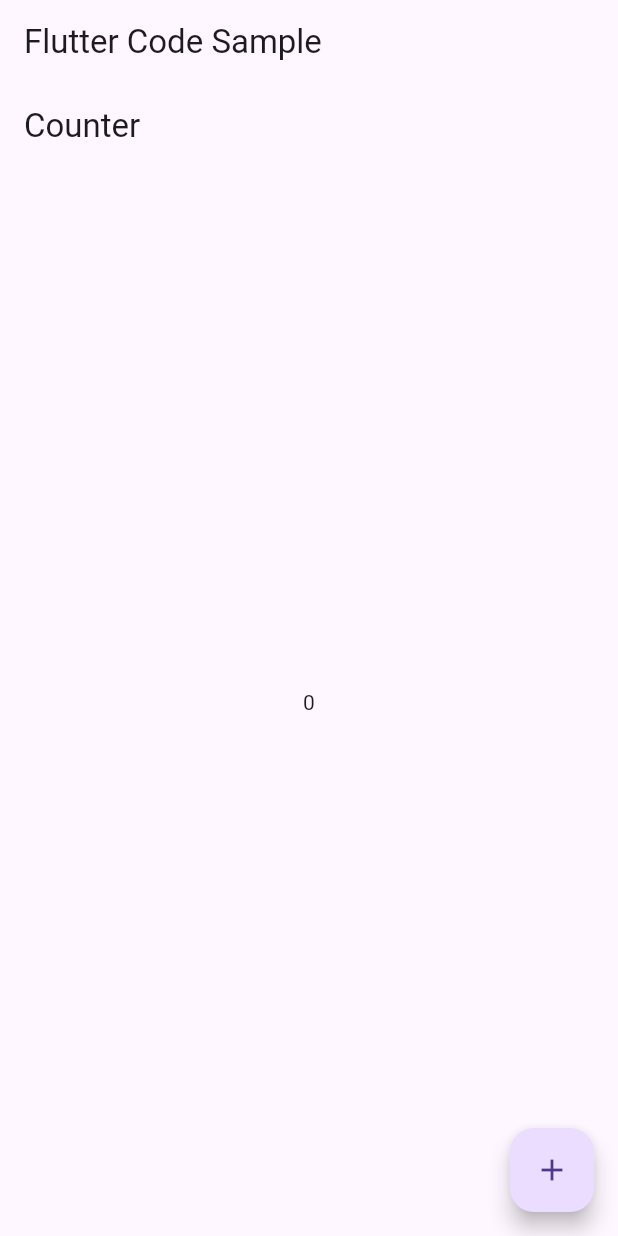
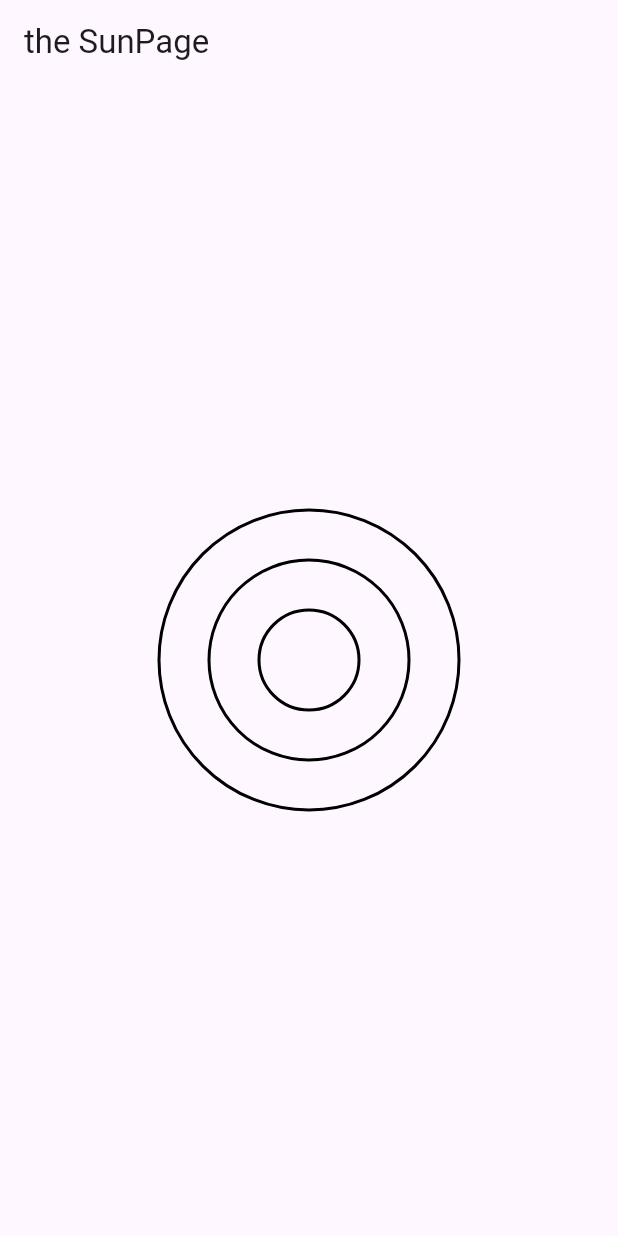
Before and after one commit to Latrevion/flutter_six_class, a Flutter app: the screen it shows after launch, on a phone screen of 412 x 824 dp. Run offline on Flutter 3.47's test engine with Material 3 defaults, Android fonts, the phone set to English and light mode, and no system bars.

Commit message:
9.3 customPainter

```diff
--- a/lib/main.dart
+++ b/lib/main.dart
@@ -21,11 +21,15 @@ class MyApp extends StatelessWidget {
   Widget build(BuildContext context) {
     return MaterialApp(
         title: _title,
-        home: Scaffold(
-            appBar: AppBar(
-              title: const Text(_title),
-            ),
-            body: getBody()));
+        home: SunPage()
+        // Scaffold(
+        //     appBar: AppBar(
+        //       title: const Text(_title),
+        //     ),
+        //     // body: getBody()
+        //     body: Center()
+        // )
+    );
   }
 
 /*  Widget getBody(){
@@ -659,10 +663,10 @@ class MyApp extends StatelessWidget {
   //   );
   // }
 
-  Widget getBody(){
-    return  Counter();
-  }
-}
+//   Widget getBody(){
+//     return  Counter();
+//   }
+// }
 
 // class MyCard extends StatelessWidget {
 //   final String title;
@@ -708,28 +712,78 @@ class MyApp extends StatelessWidget {
 
   //3.6.2statefulwidget
 
-class Counter extends StatefulWidget{
-  @override
-  _CounterState createState() => _CounterState();
+// class Counter extends StatefulWidget{
+//   @override
+//   _CounterState createState() => _CounterState();
+// }
+//
+// class _CounterState extends State<Counter>{
+//   int _counter =0;
+//
+//   void _incrementCounter(){
+//     setState((){
+//     _counter++;
+//     });
+//   }
+
+//   @override
+//   Widget build(BuildContext context){
+//     return Scaffold(
+//       appBar: AppBar(title: const Text('Counter')),
+//       body: Center(
+//         child: Text('$_counter')
+//       ),
+//       floatingActionButton: FloatingActionButton(onPressed: _incrementCounter, child: Icon(Icons.add)),
+//     );
+//
+// }
 }
 
-class _CounterState extends State<Counter>{
-  int _counter =0;
+class CirclePainter extends CustomPainter{
+  final int circlesCount;
+  final Color color;
+  CirclePainter({ this.circlesCount=3,  this.color=Colors.black });
 
-  void _incrementCounter(){
-    setState((){
-    _counter++;
-    });
+
+  @override
+  void paint(Canvas canvas, Size size) {
+    final center =Offset(size.width/2, size.height/2);
+    final radius =size.width/2;
+
+    final paint = Paint()
+    ..color=color
+    ..strokeWidth=2
+    ..style=PaintingStyle.stroke;
+
+    for(int i=1;i<=circlesCount; i++){
+      canvas.drawCircle(center, radius/circlesCount*i, paint);
+    }
   }
+  @override
+  bool shouldRepaint(CirclePainter oldDelegate) {
+    return oldDelegate.circlesCount != circlesCount ||
+        oldDelegate.color !=color;
+  }
+
+}
+
+class SunPage extends StatelessWidget {
+  const SunPage({Key? key}):super(key: key);
 
   @override
   Widget build(BuildContext context){
     return Scaffold(
-      appBar: AppBar(title: const Text('Counter')),
+      appBar: AppBar(title: const Text('the SunPage'),),
       body: Center(
-        child: Text('$_counter')
+        child: SizedBox(
+          width: 200,
+          height: 200,
+          child: CustomPaint(
+            painter: CirclePainter(),
+          ),
+        ),
       ),
-      floatingActionButton: FloatingActionButton(onPressed: _incrementCounter, child: Icon(Icons.add)),
     );
+  }
 
-}}
+}
```
